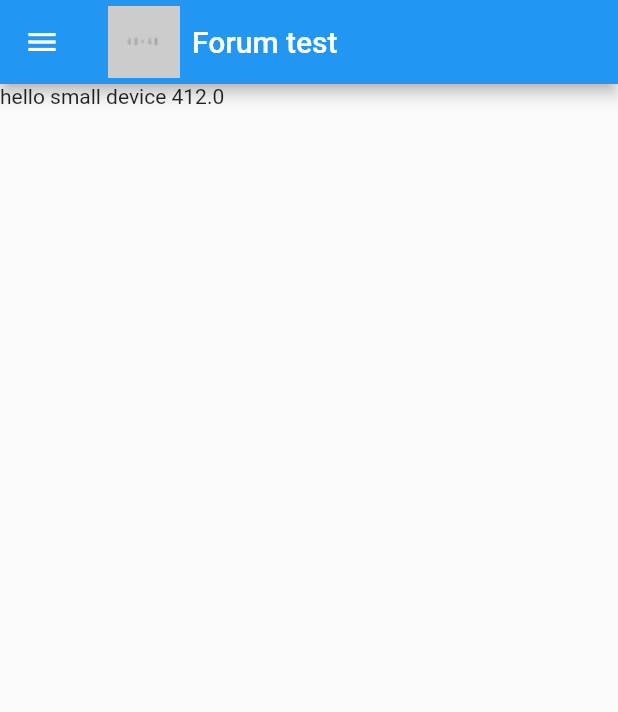
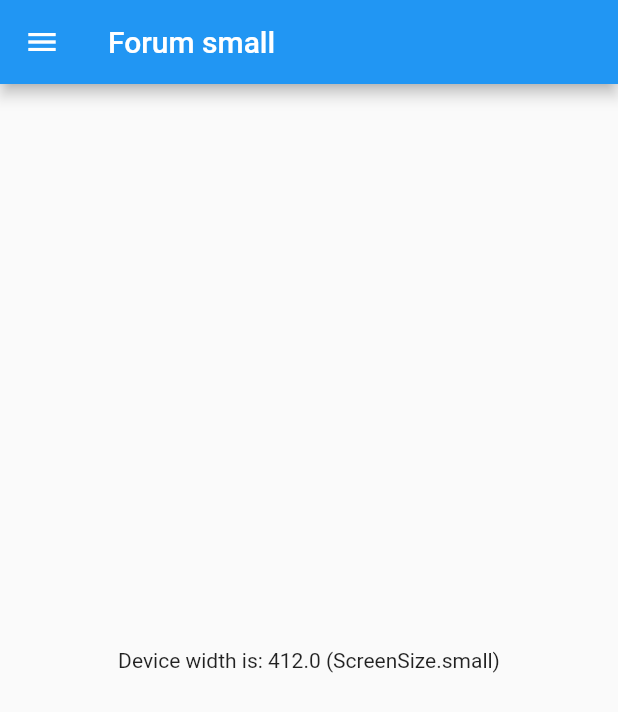
Before and after one commit to fatduckling/a-modern-forum-ui, a Flutter app: the screen it shows after launch, on a phone screen of 412 x 824 dp. Shown: the top 712 px of the screen. Run offline on Flutter 3.47's test engine with Material 2 defaults, Android fonts, the phone set to English and light mode, and no system bars.

Commit message:
Modularising appbar

```diff
--- a/lib/main.dart
+++ b/lib/main.dart
@@ -1,4 +1,5 @@
 import 'package:a_modern_forum_project/utils/responsive_display.dart';
+import 'package:a_modern_forum_project/widgets/appbar/responsive_app_bar.dart';
 import 'package:flutter/material.dart';
 
 void main() {
@@ -22,8 +23,14 @@ class Home extends StatelessWidget {
 
   @override
   Widget build(BuildContext context) {
+    return LayoutBuilder(
+        builder: (BuildContext context, BoxConstraints constraints) {
+      final ScreenSize screenSize =
+          ResponsiveDisplay.getScreenSize(constraints);
       return Scaffold(
-      drawer: Drawer(
+        drawer: ResponsiveDisplay.isLargeDevice(constraints)
+            ? null
+            : Drawer(
                 child: ListView(
                 // Important: Remove any padding from the ListView.
                 padding: EdgeInsets.zero,
@@ -50,31 +57,14 @@ class Home extends StatelessWidget {
                   ),
                 ],
               )),
-      appBar: AppBar(
-        title: Row(
-          mainAxisAlignment: MainAxisAlignment.start,
-          children: [
-            Image.asset(
-              'assets/images/logo.png',
-              fit: BoxFit.contain,
-              height: 48,
+        appBar: ResponsiveAppBar(
+          screenSize: screenSize,
         ),
-            Container(
-                padding: const EdgeInsets.all(8),
-                child: const Text('Forum test'))
-          ],
-        ),
-      ),
-      body: LayoutBuilder(
-        builder: (BuildContext context, BoxConstraints constraints) {
-          if (ResponsiveDisplay.isSmallDevice(constraints)) {
-            return Text("hello small device ${constraints.maxWidth}");
-          } else if (ResponsiveDisplay.isMediumDevice(constraints)) {
-            return Text("hello medium device ${constraints.maxWidth}");
-          }
-          return Text("hello large device ${constraints.maxWidth}");
-        },
+        body: Center(
+          child: Text(
+              "Device width is: ${constraints.maxWidth} (${ResponsiveDisplay.getScreenSize(constraints)})"),
         ),
       );
+    });
   }
 }
--- a/lib/utils/responsive_display.dart
+++ b/lib/utils/responsive_display.dart
@@ -1,4 +1,7 @@
 import 'package:flutter/material.dart';
+
+/// ScreenSize can be small (mobile phones), medium (tablets), large (desktop web)
+enum ScreenSize { small, medium, large }
 
 /// Simple utility class used to determine whether the device is small, medium or large
 class ResponsiveDisplay {
@@ -6,7 +9,7 @@ class ResponsiveDisplay {
   static const _breakpointSmallDevice = 768;
 
   /// Large devices (desktops, 992px and up)
-  static const _breakpointLargeDevice = 992;
+  static const _breakpointLargeDevice = 1280;
 
   /// Check if the device is considered small based on its box [constraints]
   static bool isSmallDevice(final BoxConstraints constraints) {
@@ -25,4 +28,15 @@ class ResponsiveDisplay {
     final width = constraints.maxWidth;
     return width >= _breakpointLargeDevice;
   }
+
+  /// Return the screen size based on its box [constraints]
+  static ScreenSize getScreenSize(final BoxConstraints constraints) {
+    if (isLargeDevice(constraints)) {
+      return ScreenSize.large;
+    } else if (isMediumDevice(constraints)) {
+      return ScreenSize.medium;
+    } else {
+      return ScreenSize.small;
+    }
+  }
 }
--- /dev/null
+++ b/lib/widgets/appbar/large/large_app_bar.dart
@@ -0,0 +1,24 @@
+import 'package:flutter/material.dart';
+
+class LargeAppBar extends StatelessWidget {
+  const LargeAppBar({Key? key}) : super(key: key);
+
+  @override
+  Widget build(BuildContext context) {
+    return AppBar(
+      title: Row(
+        mainAxisAlignment: MainAxisAlignment.start,
+        children: [
+          Image.asset(
+            'assets/images/logo.png',
+            fit: BoxFit.contain,
+            height: 48,
+          ),
+          Container(
+              padding: const EdgeInsets.all(8),
+              child: const Text('Forum Large'))
+        ],
+      ),
+    );
+  }
+}
--- /dev/null
+++ b/lib/widgets/appbar/responsive_app_bar.dart
@@ -0,0 +1,32 @@
+import 'package:a_modern_forum_project/utils/responsive_display.dart';
+import 'package:a_modern_forum_project/widgets/appbar/large/large_app_bar.dart';
+import 'package:a_modern_forum_project/widgets/appbar/small/small_app_bar.dart';
+import 'package:flutter/material.dart';
+
+class ResponsiveAppBar extends StatefulWidget implements PreferredSizeWidget {
+  final ScreenSize _screenSize;
+
+  const ResponsiveAppBar({Key? key, required ScreenSize screenSize})
+      : preferredSize = const Size.fromHeight(kToolbarHeight),
+        _screenSize = screenSize,
+        super(key: key);
+
+  @override
+  final Size preferredSize;
+
+  @override
+  _ResponsiveAppBarState createState() => _ResponsiveAppBarState();
+}
+
+class _ResponsiveAppBarState extends State<ResponsiveAppBar> {
+  @override
+  Widget build(BuildContext context) {
+    switch (widget._screenSize) {
+      case ScreenSize.small:
+        return const SmallAppBar();
+      case ScreenSize.medium:
+      case ScreenSize.large:
+        return const LargeAppBar();
+    }
+  }
+}
--- /dev/null
+++ b/lib/widgets/appbar/small/small_app_bar.dart
@@ -0,0 +1,12 @@
+import 'package:flutter/material.dart';
+
+class SmallAppBar extends StatelessWidget {
+  const SmallAppBar({Key? key}) : super(key: key);
+
+  @override
+  Widget build(BuildContext context) {
+    return AppBar(
+      title: const Text("Forum small"),
+    );
+  }
+}
```
Lines whose indentation alone changed are shown as unchanged.
